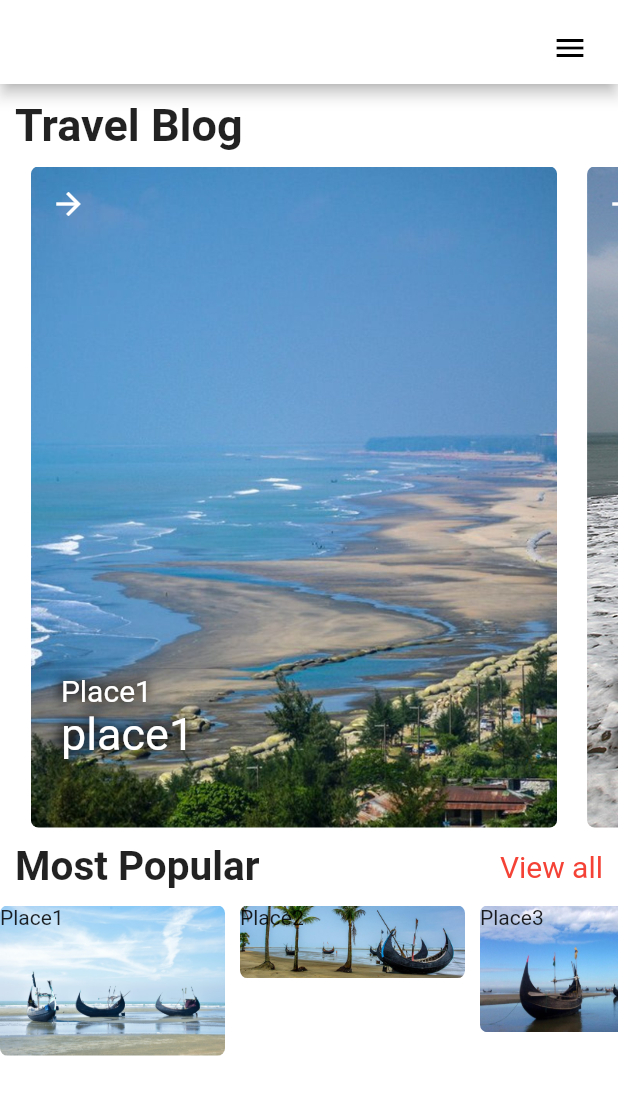
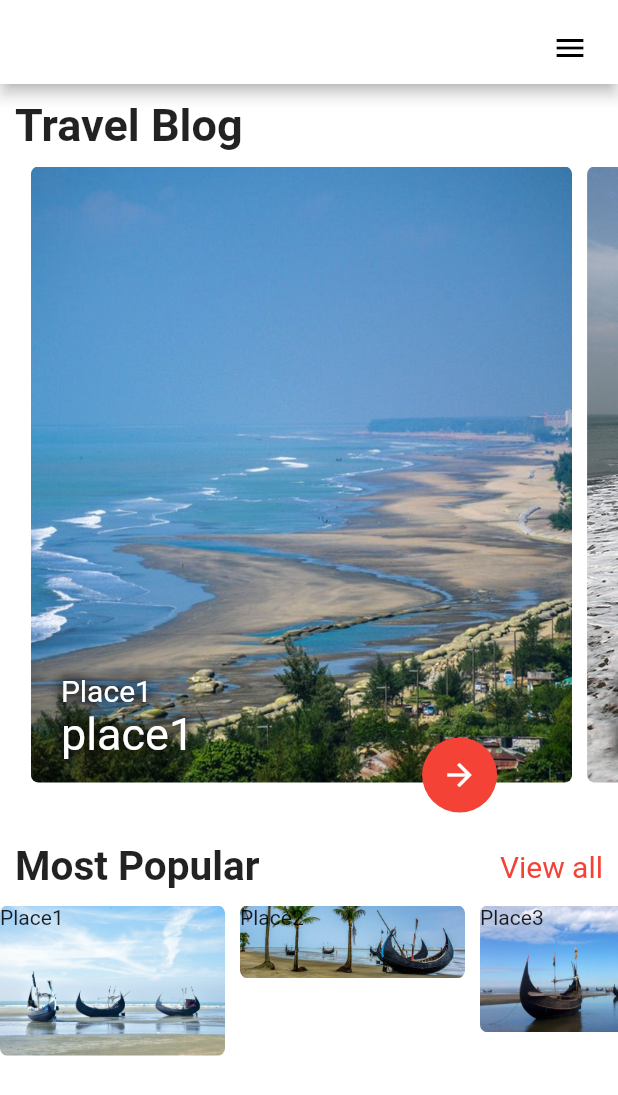
Before and after one commit to sajibAdhi/travel-ui-app-batch21, a Flutter app: the screen it shows after launch, on a phone screen of 412 x 824 dp. Shown: the top 1095 px of the screen. Run offline on Flutter 3.47's test engine with Material 2 defaults, Android fonts, the phone set to English and light mode, and no system bars.

Commit message:
button fixed

```diff
--- a/lib/widgets/travel_header.dart
+++ b/lib/widgets/travel_header.dart
@@ -17,7 +17,8 @@ class TravelHeader extends StatelessWidget {
           children: [
             Padding(
               padding: EdgeInsets.only(
-                right: 20,
+                right: 10,
+                bottom: 30,
               ),
               child: ClipRRect(
                 borderRadius: BorderRadius.circular(5),
@@ -76,18 +77,20 @@ class TravelHeader extends StatelessWidget {
                 ],
               ),
             ),
-            Container(
+            Positioned(
+              bottom: 10,
+              right: 60,
+              child: Container(
                 width: 50,
                 height: 50,
-
                 decoration: BoxDecoration(
-                // borderRadius: BorderRadius.circular(50),
-
+                  color: Colors.red,
+                  borderRadius: BorderRadius.circular(50),
                 ),
                 child: Icon(
                   Icons.arrow_forward,
                   color: Colors.white,
-
+                ),
               ),
             ),
           ],
```
Lines whose indentation alone changed are shown as unchanged.
